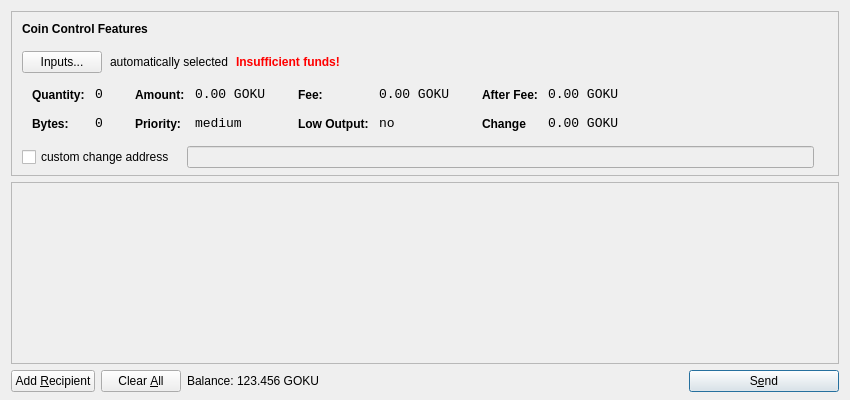
The window that src/qt/forms/sendcoinsdialog.ui (spikecoin/SpikeCoin) describes before a commit, drawn with Qt 5.
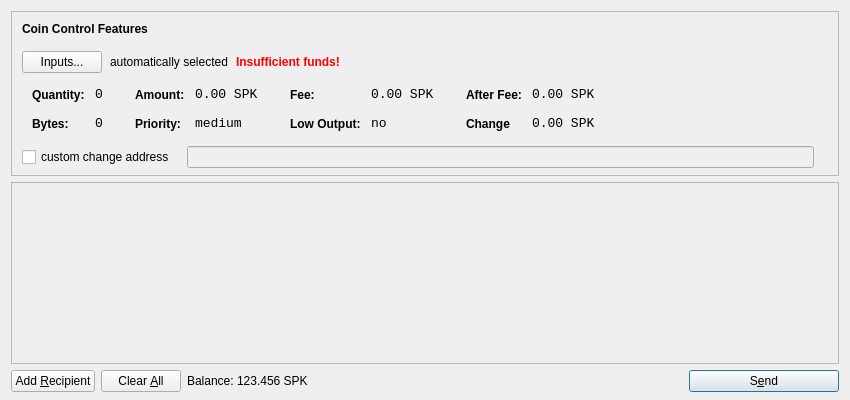
The same window after the commit. Icons and pictures are not drawn.

Diff of the .ui file:
```diff
--- a/src/qt/forms/sendcoinsdialog.ui
+++ b/src/qt/forms/sendcoinsdialog.ui
@@ -321,7 +321,7 @@
                   <enum>Qt::ActionsContextMenu</enum>
                  </property>
                  <property name="text">
-                  <string>0.00 GOKU</string>
+                  <string>0.00 SPK</string>
                  </property>
                  <property name="textInteractionFlags">
                   <set>Qt::LinksAccessibleByMouse|Qt::TextSelectableByKeyboard|Qt::TextSelectableByMouse</set>
@@ -407,7 +407,7 @@
                   <enum>Qt::ActionsContextMenu</enum>
                  </property>
                  <property name="text">
-                  <string>0.00 GOKU</string>
+                  <string>0.00 SPK</string>
                  </property>
                  <property name="textInteractionFlags">
                   <set>Qt::LinksAccessibleByMouse|Qt::TextSelectableByKeyboard|Qt::TextSelectableByMouse</set>
@@ -493,7 +493,7 @@
                   <enum>Qt::ActionsContextMenu</enum>
                  </property>
                  <property name="text">
-                  <string>0.00 GOKU</string>
+                  <string>0.00 SPK</string>
                  </property>
                  <property name="textInteractionFlags">
                   <set>Qt::LinksAccessibleByMouse|Qt::TextSelectableByKeyboard|Qt::TextSelectableByMouse</set>
@@ -525,7 +525,7 @@
                   <enum>Qt::ActionsContextMenu</enum>
                  </property>
                  <property name="text">
-                  <string>0.00 GOKU</string>
+                  <string>0.00 SPK</string>
                  </property>
                  <property name="textInteractionFlags">
                   <set>Qt::LinksAccessibleByMouse|Qt::TextSelectableByKeyboard|Qt::TextSelectableByMouse</set>
@@ -732,7 +732,7 @@
           <cursorShape>IBeamCursor</cursorShape>
          </property>
          <property name="text">
-          <string>123.456 GOKU</string>
+          <string>123.456 SPK</string>
          </property>
          <property name="textInteractionFlags">
           <set>Qt::LinksAccessibleByMouse|Qt::TextSelectableByKeyboard|Qt::TextSelectableByMouse</set>
```
